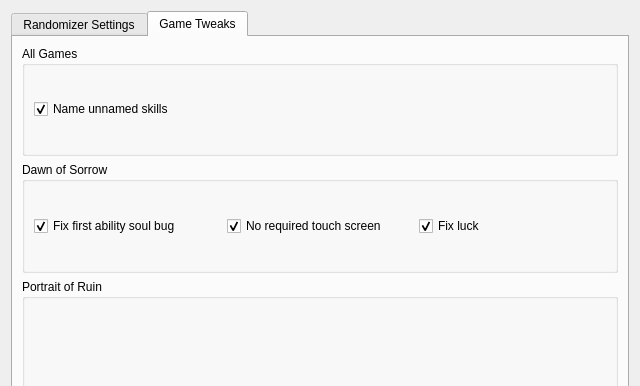
Above: randomizer.ui from LagoLunatic/dsvrandom before the change; both pictures show x 0 to 640 and y 0 to 386 of the 640 by 555 pixel window. Below: the same form after it.
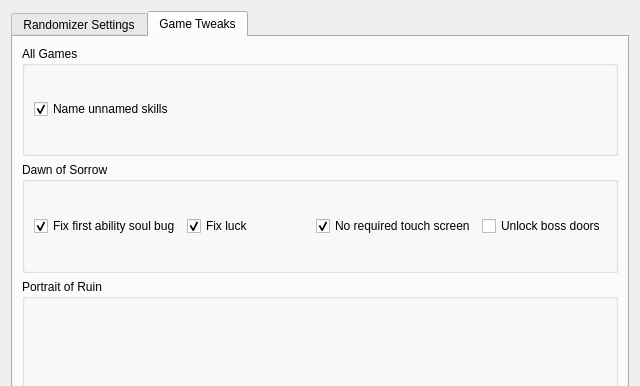
That is the form after the change. The open tabs and pages were chosen to show the change. Icons and pictures are not drawn.

Commit message: DoS: Add option to not require magic seals for boss doors

Patch:
```diff
--- a/randomizer.ui
+++ b/randomizer.ui
@@ -344,19 +344,6 @@
             </property>
            </widget>
           </item>
-          <item>
-           <widget class="QCheckBox" name="no_touch_screen">
-            <property name="toolTip">
-             <string>Seals auto-draw, no name signing, melee weapons destroy ice blocks.</string>
-            </property>
-            <property name="text">
-             <string>No required touch screen</string>
-            </property>
-            <property name="checked">
-             <bool>true</bool>
-            </property>
-           </widget>
-          </item>
           <item>
            <widget class="QCheckBox" name="fix_luck">
             <property name="toolTip">
@@ -370,6 +357,26 @@
             </property>
            </widget>
           </item>
+          <item>
+           <widget class="QCheckBox" name="no_touch_screen">
+            <property name="toolTip">
+             <string>Seals auto-draw, no name signing, melee weapons destroy ice blocks.</string>
+            </property>
+            <property name="text">
+             <string>No required touch screen</string>
+            </property>
+            <property name="checked">
+             <bool>true</bool>
+            </property>
+           </widget>
+          </item>
+          <item>
+           <widget class="QCheckBox" name="unlock_boss_doors">
+            <property name="text">
+             <string>Unlock boss doors</string>
+            </property>
+           </widget>
+          </item>
          </layout>
         </widget>
        </item>
```
Left out of the diff: 1 changed line with no effect on the pictures. The commit also changes 2 other files.
